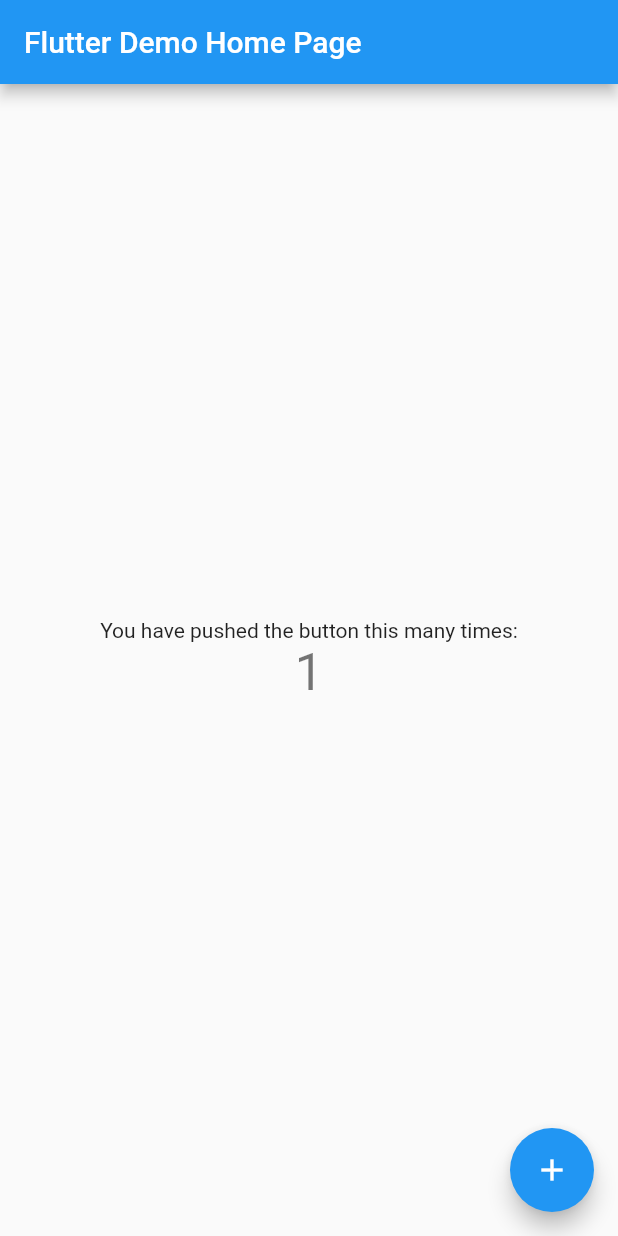
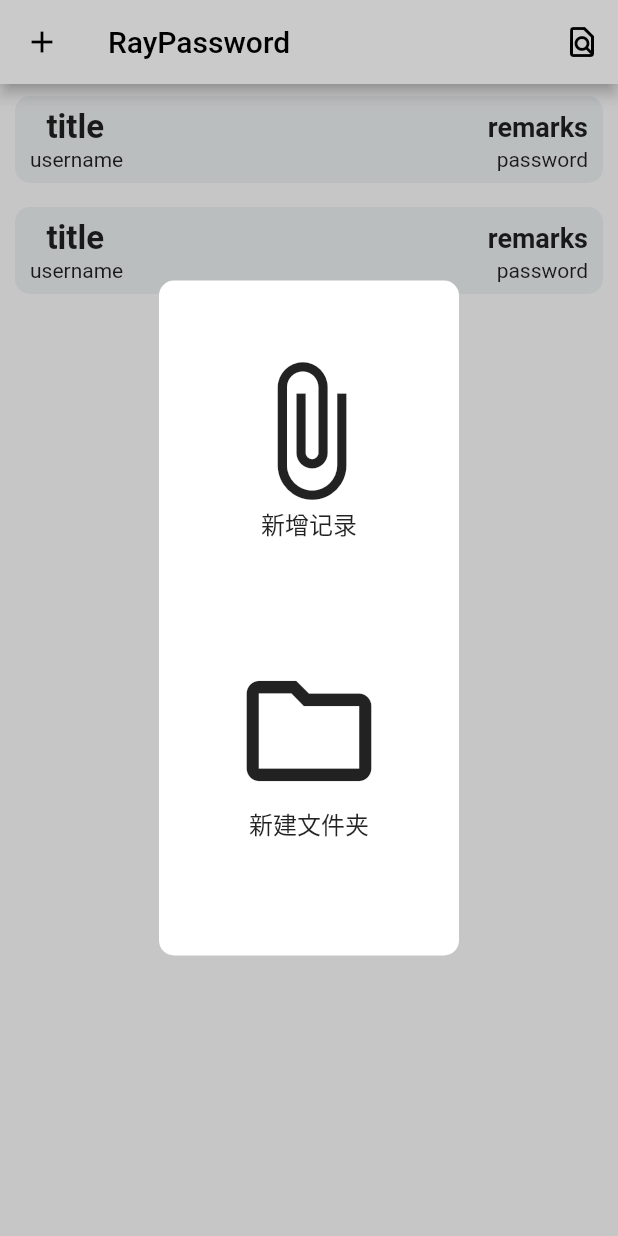
Before and after one commit to Ray8876/RayPassword, a Flutter app: the screen it shows after launch, after a tap on the "add" icon, on a phone screen of 412 x 824 dp. Run offline on Flutter 3.47's test engine with Material 2 defaults, Android fonts, the phone set to English and light mode, and no system bars.

Commit message:
基本界面，接下来写数据库操作，再补上后面剩余的界面

```diff
--- a/lib/main.dart
+++ b/lib/main.dart
@@ -1,19 +1,28 @@
+import 'dart:io';
+
 import 'package:flutter/material.dart';
+import 'package:flutter/services.dart';
+import 'package:raypassword/page/add/addPage.dart';
+import 'package:raypassword/page/list/homeList.dart';
 
 void main() {
   runApp(MyApp());
+  // if (Platform.isAndroid) {
+  //   SystemUiOverlayStyle style = SystemUiOverlayStyle(
+  //       statusBarColor: Colors.transparent,
+  //       statusBarIconBrightness: Brightness.dark
+  //   );
+  //   SystemChrome.setSystemUIOverlayStyle(style);
+  // }
 }
 
 class MyApp extends StatelessWidget {
   @override
   Widget build(BuildContext context) {
     return MaterialApp(
-      title: 'Flutter Demo',
-      theme: ThemeData(
-        primarySwatch: Colors.blue,
-        visualDensity: VisualDensity.adaptivePlatformDensity,
-      ),
-      home: MyHomePage(title: 'Flutter Demo Home Page'),
+      debugShowCheckedModeBanner: false,
+      title: 'RayPassword',
+      home: MyHomePage(title: ''),
     );
   }
 }
@@ -27,40 +36,43 @@ class MyHomePage extends StatefulWidget {
 }
 
 class _MyHomePageState extends State<MyHomePage> {
-  int _counter = 0;
-
-  void _incrementCounter() {
-    setState(() {
-      _counter++;
-    });
-  }
 
   @override
   Widget build(BuildContext context) {
-
+    //单独设置某个页面的状态栏颜色
+    // SystemChrome.setSystemUIOverlayStyle(SystemUiOverlayStyle.dark);
     return Scaffold(
-      appBar: AppBar(
-        title: Text(widget.title),
-      ),
-      body: Center(
-        child: Column(
-          mainAxisAlignment: MainAxisAlignment.center,
-          children: <Widget>[
-            Text(
-              'You have pushed the button this many times:',
-            ),
-            Text(
-              '$_counter',
-              style: Theme.of(context).textTheme.headline4,
-            ),
-          ],
+      appBar:AppBar(
+        backgroundColor: Colors.white,
+        leading: IconButton(
+          icon: Icon(Icons.add,color: Colors.black,),
+          onPressed: () {
+            //todo: open add page to chose dir or password
+            Navigator.of(context).push(
+                PageRouteBuilder(
+                    opaque:false,
+                    pageBuilder: (context, animation, secondaryAnimation) {
+                      return AddPage();
+                    }
+                ));
+          },
+        ),
+        actions: [
+          IconButton(
+              icon: Icon(Icons.find_in_page_outlined,color: Colors.black,),
+              onPressed: (){
+                //todo: 过滤页面中包含该关键字的 “password”
+              },
+          )
+        ],
+        title: Text(
+            "RayPassword",
+          style: TextStyle(color: Colors.black),
         ),
       ),
-      floatingActionButton: FloatingActionButton(
-        onPressed: _incrementCounter,
-        tooltip: 'Increment',
-        child: Icon(Icons.add),
-      ), // This trailing comma makes auto-formatting nicer for build methods.
+      body: SafeArea(
+        child: HomeList(),
+      ),
     );
   }
 }
--- /dev/null
+++ b/lib/page/add/addPage.dart
@@ -0,0 +1,89 @@
+import 'package:flutter/material.dart';
+
+class AddPage extends StatefulWidget {
+  @override
+  State<StatefulWidget> createState() {
+    return _AddPageState();
+  }
+}
+
+class _AddPageState extends State<AddPage> {
+  @override
+  Widget build(BuildContext context) {
+    return Scaffold(
+      backgroundColor: Colors.transparent,
+      body: Stack(
+        children: [
+          GestureDetector(
+            onTap: () {
+              Navigator.pop(context);
+            },
+            child: Opacity(
+              opacity: 0.8,
+              child: Container(
+                width: double.infinity,
+                height: double.infinity,
+                color: Colors.black26,
+              ),
+            ),
+          ),
+          Center(
+            child: Container(
+              width: 200,
+              height: 450,
+              decoration: BoxDecoration(
+                color: Colors.white,
+                borderRadius: BorderRadius.all(Radius.circular(10.0)),
+              ),
+              child: Column(
+                children: [
+                  /// 新增psw
+                  Container(
+                    height: 200,
+                    padding: EdgeInsets.fromLTRB(0, 50, 0, 0),
+                    child: Column(
+                      children: [
+                        Icon(
+                          Icons.attach_file_outlined,
+                          size: 100,
+                        ),
+                        Container(
+                          height: 50,
+                          child: Text(
+                            "新增记录",
+                            style: TextStyle(fontSize: 16),
+                          ),
+                        ),
+                      ],
+                    ),
+                  ),
+
+                  /// 新增文件夹
+                  Container(
+                    height: 200,
+                    padding: EdgeInsets.fromLTRB(0, 50, 0, 0),
+                    child: Column(
+                      children: [
+                        Icon(
+                          Icons.folder_outlined,
+                          size: 100,
+                        ),
+                        Container(
+                          height: 50,
+                          child: Text(
+                            "新建文件夹",
+                            style: TextStyle(fontSize: 16),
+                          ),
+                        )
+                      ],
+                    ),
+                  ),
+                ],
+              ),
+            ),
+          )
+        ],
+      ),
+    );
+  }
+}
--- /dev/null
+++ b/lib/page/list/homeList.dart
@@ -0,0 +1,34 @@
+import 'package:flutter/material.dart';
+import 'package:raypassword/page/list/homeListOne.dart';
+
+class HomeList extends StatefulWidget {
+  HomeList({Key key}) : super(key: key);
+
+  @override
+  State<StatefulWidget> createState() {
+    return _HomeListState();
+  }
+
+}
+
+class _HomeListState extends State<HomeList> {
+  @override
+  Widget build(BuildContext context) {
+    return Column(
+      children: [
+        HomeListOne(
+          title: "123",
+          username: "admin",
+          password: "psw",
+          remarks: "主",
+        ),
+        HomeListOne(
+          title: "456",
+          username: "admin2",
+          password: "psw1",
+          remarks: "副",
+        ),
+      ],
+    );
+  }
+}
--- /dev/null
+++ b/lib/page/list/homeListOne.dart
@@ -0,0 +1,72 @@
+import 'package:flutter/cupertino.dart';
+import 'package:flutter/material.dart';
+
+class HomeListOne extends StatefulWidget {
+  final String title;
+  final String username;
+  final String password;
+  final String remarks;
+
+  HomeListOne({
+    Key key,
+    this.title,
+    this.username,
+    this.password,
+    this.remarks,
+  }) : super(key: key);
+
+  @override
+  State<StatefulWidget> createState() {
+    return _HomeListOneState();
+  }
+}
+
+class _HomeListOneState extends State<HomeListOne> {
+  @override
+  Widget build(BuildContext context) {
+    return Container(
+      padding: EdgeInsets.fromLTRB(10, 8, 10, 8),
+      child: ClipRRect(
+        borderRadius: BorderRadius.all(Radius.circular(10)),
+        child: Container(
+          padding: EdgeInsets.fromLTRB(10, 8, 10, 8),
+          decoration: BoxDecoration(
+            color: Colors.blueGrey[50],
+            // borderRadius: BorderRadius.all(Radius.circular(5.0)),
+            // border: new Border.all(width: 1, color: Colors.blueGrey[50]),
+          ),
+          child: Column(
+            children: [
+              Row(
+                mainAxisAlignment: MainAxisAlignment.spaceBetween,
+                children: [
+                  Text(
+                    "  title",
+                    style: TextStyle(
+                      fontWeight: FontWeight.bold,
+                      fontSize: 22,
+                    ),
+                  ),
+                  Text(
+                    "remarks",
+                    style: TextStyle(
+                      fontWeight: FontWeight.bold,
+                      fontSize: 18,
+                    ),
+                  ),
+                ],
+              ),
+              Row(
+                mainAxisAlignment: MainAxisAlignment.spaceBetween,
+                children: [
+                  Text("username"),
+                  Text("password"),
+                ],
+              )
+            ],
+          ),
+        ),
+      ),
+    );
+  }
+}
--- a/pubspec.yaml
+++ b/pubspec.yaml
@@ -28,6 +28,7 @@ dependencies:
   # The following adds the Cupertino Icons font to your application.
   # Use with the CupertinoIcons class for iOS style icons.
   cupertino_icons: ^1.0.0
+  sqflite: ^1.3.0
 
 dev_dependencies:
   flutter_test:
```
Also changed, not shown: lib/page/add/addDir.dart (added), lib/page/add/addPassword.dart (added), lib/page/sqlite/sqliteHelp.dart (added), pubspec.lock.
